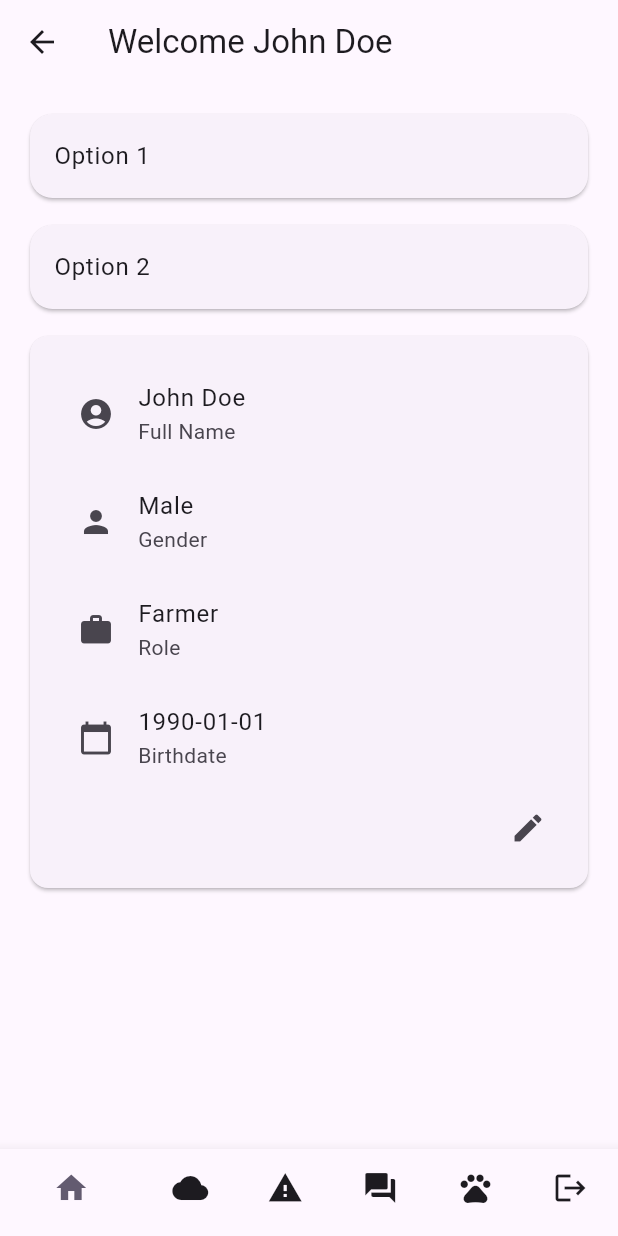
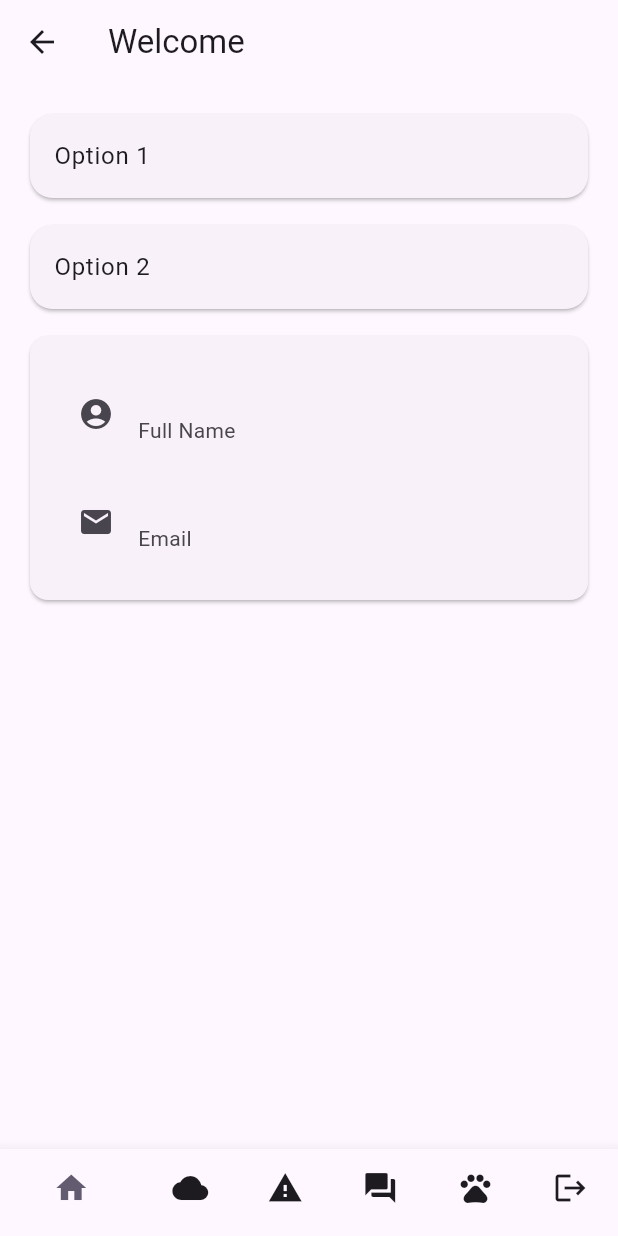
Before and after one commit to Pericles001/dpsd_project_frontend, a Flutter app: the HomeMenu screen opened directly, on a phone screen of 412 x 824 dp. Run offline on Flutter 3.47's test engine with Material 3 defaults, Android fonts, the phone set to English and light mode, and no system bars; our stand-ins replace dio, shared_preferences; accounts and stored records are empty; network calls fail.

Commit message:
Edit file: - Update menu code with dynamic content

```diff
--- a/lib/home/menu.dart
+++ b/lib/home/menu.dart
@@ -1,26 +1,45 @@
+import 'dart:convert';
+
 import 'package:dpsd_project2_frontend_iteration_1/features/housing_ventilation/index.dart';
 import 'package:flutter/material.dart';
+import 'package:shared_preferences/shared_preferences.dart';
 
 import '../auth/login.dart';
 import '../features/alerts/index.dart';
 import '../features/faq/index.dart';
 
 class HomeMenu extends StatefulWidget {
-  const HomeMenu ({super.key});
+  const HomeMenu({Key? key}) : super(key: key);
 
   @override
   _HomeMenuState createState() => _HomeMenuState();
 }
 
 class _HomeMenuState extends State<HomeMenu> {
-  // Assuming you have a User model with the following fields
-  String fullName = 'John Doe';
-  String gender = 'Male';
-  String role = 'Farmer';
-  String birthdate = '1990-01-01';
+  // User information
+  String fullName = '';
+  String email = '';
 
   bool isEditing = false;
   int _currentIndex = 0;
+
+  @override
+  void initState() {
+    super.initState();
+    _loadUserInfo();
+  }
+
+  _loadUserInfo() async {
+    SharedPreferences prefs = await SharedPreferences.getInstance();
+    var userJson = prefs.getString('user');
+    if (userJson != null) {
+      var user = jsonDecode(userJson);
+      setState(() {
+        fullName = '${user['firstName']} ${user['lastName']}';
+        email = user['email'];
+      });
+    }
+  }
 
   @override
   Widget build(BuildContext context) {
@@ -57,68 +76,15 @@ class _HomeMenuState extends State<HomeMenu> {
                   child: Column(
                     mainAxisSize: MainAxisSize.min,
                     children: <Widget>[
-                      if (isEditing)
-                        TextFormField(
-                          initialValue: fullName,
-                          onChanged: (value) {
-                            fullName = value;
-                          },
-                        )
-                      else
                       ListTile(
                         leading: const Icon(Icons.account_circle),
                         title: Text(fullName),
                         subtitle: const Text('Full Name'),
                       ),
-                      if (isEditing)
-                        TextFormField(
-                          initialValue: gender,
-                          onChanged: (value) {
-                            gender = value;
-                          },
-                        )
-                      else
                       ListTile(
-                          leading: const Icon(Icons.person),
-                          title: Text(gender),
-                          subtitle: const Text('Gender'),
-                        ),
-                      if (isEditing)
-                        TextFormField(
-                          initialValue: role,
-                          onChanged: (value) {
-                            role = value;
-                          },
-                        )
-                      else
-                        ListTile(
-                          leading: const Icon(Icons.work),
-                          title: Text(role),
-                          subtitle: const Text('Role'),
-                        ),
-                      if (isEditing)
-                        TextFormField(
-                          initialValue: birthdate,
-                          onChanged: (value) {
-                            birthdate = value;
-                          },
-                        )
-                      else
-                        ListTile(
-                          leading: const Icon(Icons.calendar_today),
-                          title: Text(birthdate),
-                          subtitle: const Text('Birthdate'),
-                        ),
-                      Align(
-                        alignment: Alignment.bottomRight,
-                        child: IconButton(
-                          icon: const Icon(Icons.edit),
-                          onPressed: () {
-                            setState(() {
-                              isEditing = !isEditing;
-                            });
-                          },
-                        ),
+                        leading: const Icon(Icons.email),
+                        title: Text(email),
+                        subtitle: const Text('Email'),
                       ),
                     ],
                   ),
@@ -132,8 +98,10 @@ class _HomeMenuState extends State<HomeMenu> {
         currentIndex: _currentIndex,
         selectedItemColor: Theme.of(context).colorScheme.secondary,
         unselectedItemColor: Theme.of(context).colorScheme.onSurface,
-        showSelectedLabels: false, // Don't show labels for selected items
-        showUnselectedLabels: false, // Don't show labels for unselected items
+        showSelectedLabels: false,
+        // Don't show labels for selected items
+        showUnselectedLabels: false,
+        // Don't show labels for unselected items
         onTap: (index) {
           setState(() {
             _currentIndex = index;
@@ -142,8 +110,7 @@ class _HomeMenuState extends State<HomeMenu> {
             case 0:
               Navigator.push(
                 context,
-                MaterialPageRoute(
-                    builder: (context) => const HomeMenu()),
+                MaterialPageRoute(builder: (context) => const HomeMenu()),
               );
               break;
             case 1:
@@ -156,15 +123,13 @@ class _HomeMenuState extends State<HomeMenu> {
             case 2:
               Navigator.push(
                 context,
-                MaterialPageRoute(
-                    builder: (context) => const AlertIndex()),
+                MaterialPageRoute(builder: (context) => const AlertIndex()),
               );
               break;
             case 3:
               Navigator.push(
                 context,
-                MaterialPageRoute(
-                    builder: (context) => const FAQIndex()),
+                MaterialPageRoute(builder: (context) => const FAQIndex()),
               );
               break;
             case 4:
@@ -173,8 +138,7 @@ class _HomeMenuState extends State<HomeMenu> {
             case 5:
               Navigator.push(
                 context,
-                MaterialPageRoute(
-                    builder: (context) => LoginPage()),
+                MaterialPageRoute(builder: (context) => LoginPage()),
               );
           }
         },
@@ -208,3 +172,213 @@ class _HomeMenuState extends State<HomeMenu> {
     );
   }
 }
+// import 'package:dpsd_project2_frontend_iteration_1/features/housing_ventilation/index.dart';
+// import 'package:flutter/material.dart';
+//
+// import '../auth/login.dart';
+// import '../features/alerts/index.dart';
+// import '../features/faq/index.dart';
+//
+// class HomeMenu extends StatefulWidget {
+//   const HomeMenu ({super.key});
+//
+//   @override
+//   _HomeMenuState createState() => _HomeMenuState();
+// }
+//
+// class _HomeMenuState extends State<HomeMenu> {
+//   // Assuming you have a User model with the following fields
+//   String fullName = 'John Doe';
+//   String gender = 'Male';
+//   String role = 'Farmer';
+//   String birthdate = '1990-01-01';
+//
+//   bool isEditing = false;
+//   int _currentIndex = 0;
+//
+//   @override
+//   Widget build(BuildContext context) {
+//     return Scaffold(
+//       appBar: AppBar(
+//         title: Text('Welcome $fullName'),
+//       ),
+//       body: Center(
+//         child: Padding(
+//           padding: const EdgeInsets.all(16.0),
+//           child: Column(
+//             children: [
+//               Card(
+//                 shape: RoundedRectangleBorder(
+//                   borderRadius: BorderRadius.circular(15.0),
+//                 ),
+//                 child: const ListTile(
+//                   title: Text('Option 1'),
+//                 ),
+//               ),
+//               const SizedBox(height: 10),
+//               Card(
+//                 shape: RoundedRectangleBorder(
+//                   borderRadius: BorderRadius.circular(15.0),
+//                 ),
+//                 child: const ListTile(
+//                   title: Text('Option 2'),
+//                 ),
+//               ),
+//               const SizedBox(height: 10),
+//               Card(
+//                 child: Padding(
+//                   padding: const EdgeInsets.all(16.0),
+//                   child: Column(
+//                     mainAxisSize: MainAxisSize.min,
+//                     children: <Widget>[
+//                       if (isEditing)
+//                         TextFormField(
+//                           initialValue: fullName,
+//                           onChanged: (value) {
+//                             fullName = value;
+//                           },
+//                         )
+//                       else
+//                         ListTile(
+//                           leading: const Icon(Icons.account_circle),
+//                           title: Text(fullName),
+//                           subtitle: const Text('Full Name'),
+//                         ),
+//                       if (isEditing)
+//                         TextFormField(
+//                           initialValue: gender,
+//                           onChanged: (value) {
+//                             gender = value;
+//                           },
+//                         )
+//                       else
+//                         ListTile(
+//                           leading: const Icon(Icons.person),
+//                           title: Text(gender),
+//                           subtitle: const Text('Gender'),
+//                         ),
+//                       if (isEditing)
+//                         TextFormField(
+//                           initialValue: role,
+//                           onChanged: (value) {
+//                             role = value;
+//                           },
+//                         )
+//                       else
+//                         ListTile(
+//                           leading: const Icon(Icons.work),
+//                           title: Text(role),
+//                           subtitle: const Text('Role'),
+//                         ),
+//                       if (isEditing)
+//                         TextFormField(
+//                           initialValue: birthdate,
+//                           onChanged: (value) {
+//                             birthdate = value;
+//                           },
+//                         )
+//                       else
+//                         ListTile(
+//                           leading: const Icon(Icons.calendar_today),
+//                           title: Text(birthdate),
+//                           subtitle: const Text('Birthdate'),
+//                         ),
+//                       Align(
+//                         alignment: Alignment.bottomRight,
+//                         child: IconButton(
+//                           icon: const Icon(Icons.edit),
+//                           onPressed: () {
+//                             setState(() {
+//                               isEditing = !isEditing;
+//                             });
+//                           },
+//                         ),
+//                       ),
+//                     ],
+//                   ),
+//                 ),
+//               ),
+//             ],
+//           ),
+//         ),
+//       ),
+//       bottomNavigationBar: BottomNavigationBar(
+//         currentIndex: _currentIndex,
+//         selectedItemColor: Theme.of(context).colorScheme.secondary,
+//         unselectedItemColor: Theme.of(context).colorScheme.onSurface,
+//         showSelectedLabels: false, // Don't show labels for selected items
+//         showUnselectedLabels: false, // Don't show labels for unselected items
+//         onTap: (index) {
+//           setState(() {
+//             _currentIndex = index;
+//           });
+//           switch (index) {
+//             case 0:
+//               Navigator.push(
+//                 context,
+//                 MaterialPageRoute(
+//                     builder: (context) => const HomeMenu()),
+//               );
+//               break;
+//               case 1:
+//               Navigator.push(
+//                 context,
+//                 MaterialPageRoute(
+//                     builder: (context) => const VentilationIndex()),
+//               );
+//               break;
+//             case 2:
+//               Navigator.push(
+//                 context,
+//                 MaterialPageRoute(
+//                     builder: (context) => const AlertIndex()),
+//               );
+//               break;
+//             case 3:
+//               Navigator.push(
+//                 context,
+//                 MaterialPageRoute(
+//                     builder: (context) => const FAQIndex()),
+//               );
+//               break;
+//             case 4:
+//               // Add your Pigs Manager page here
+//               break;
+//               case 5:
+//               Navigator.push(
+//                 context,
+//                 MaterialPageRoute(
+//                     builder: (context) => LoginPage()),
+//               );
+//           }
+//         },
+//         items: const <BottomNavigationBarItem>[
+//           BottomNavigationBarItem(
+//             icon: Icon(Icons.home),
+//             label: 'HomeMenu',
+//           ),
+//           BottomNavigationBarItem(
+//             icon: Icon(Icons.cloud),
+//             label: 'Ambient',
+//           ),
+//           BottomNavigationBarItem(
+//             icon: Icon(Icons.warning),
+//             label: 'Alerts',
+//           ),
+//           BottomNavigationBarItem(
+//             icon: Icon(Icons.question_answer),
+//             label: 'FAQ',
+//           ),
+//           BottomNavigationBarItem(
+//             icon: Icon(Icons.pets),
+//             label: 'Pigs Manager',
+//           ),
+//           BottomNavigationBarItem(
+//               icon: Icon(Icons.logout),
+//               label: 'Logout',
+//           ),
+//         ],
+//       ),
+//     );
+//   }
+// }
```
Lines whose indentation alone changed are shown as unchanged.
